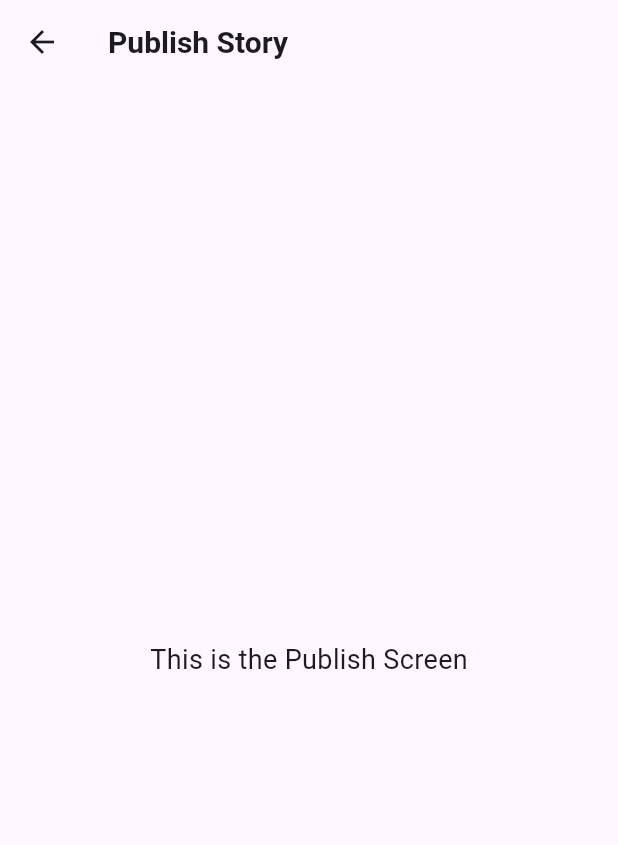
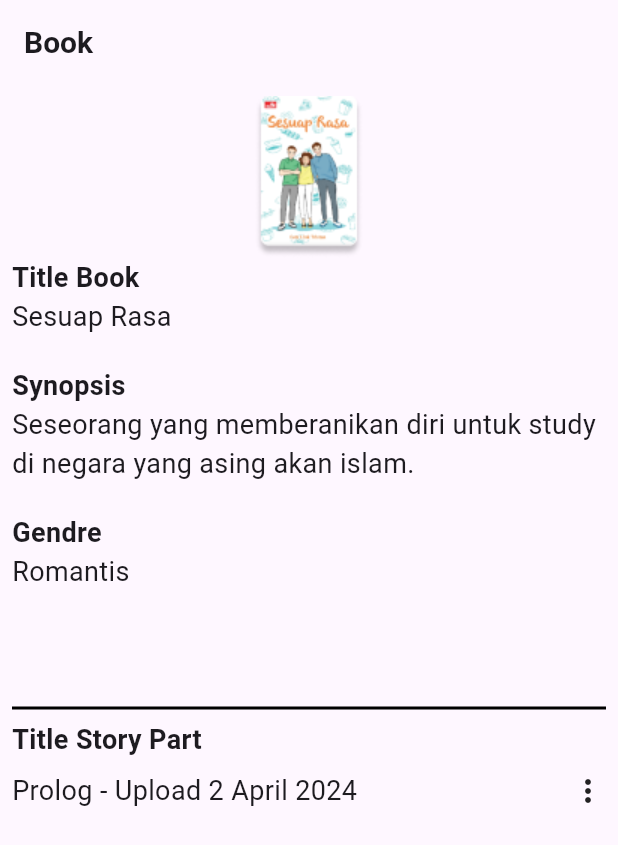
Before and after one commit to ryuukurniawan/e_literasi, a Flutter app: the PublishPage screen opened directly, on a phone screen of 412 x 824 dp. Shown: the top 845 px of the screen. Run offline on Flutter 3.47's test engine with Material 3 defaults, Android fonts, the phone set to English and light mode, and no system bars; our stand-ins replace introduction_screen.

Commit message:
Update bagian okta

```diff
--- a/lib/main_page.dart
+++ b/lib/main_page.dart
@@ -1,6 +1,6 @@
 import 'package:e_literasi/pages/arsip_page.dart';
 import 'package:e_literasi/pages/home_page.dart';
-import 'package:e_literasi/pages/profil_page.dart';
+import 'package:e_literasi/pages/edit_profil_page.dart';
 import 'package:flutter/material.dart';
 
 class MainPage extends StatefulWidget {
@@ -22,7 +22,7 @@ class _MainPageState extends State<MainPage> {
   List<Widget> pages = [
     HomePage(),
     ArsipPage(),
-    ProfilPage()
+    EditProfilePage()
   ];
 
   @override
--- a/lib/pages/hahaha.dart
+++ b/lib/pages/hahaha.dart
@@ -0,0 +1,39 @@
+import 'package:e_literasi/main_page.dart';
+import 'package:flutter/material.dart';
+
+void main() {
+  runApp(const MyApp());
+}
+
+class MyApp extends StatelessWidget {
+  const MyApp({super.key});
+
+  // This widget is the root of your application.
+  @override
+  Widget build(BuildContext context) {
+    return MaterialApp(
+      title: 'E-Literasi',
+      debugShowCheckedModeBanner: false,
+      theme: ThemeData(
+        // This is the theme of your application.
+        //
+        // TRY THIS: Try running your application with "flutter run". You'll see
+        // the application has a purple toolbar. Then, without quitting the app,
+        // try changing the seedColor in the colorScheme below to Colors.green
+        // and then invoke "hot reload" (save your changes or press the "hot
+        // reload" button in a Flutter-supported IDE, or press "r" if you used
+        // the command line to start the app).
+        //
+        // Notice that the counter didn't reset back to zero; the application
+        // state is not lost during the reload. To reset the state, use hot
+        // restart instead.
+        //
+        // This works for code too, not just values: Most code changes can be
+        // tested with just a hot reload.
+        colorScheme: ColorScheme.fromSeed(seedColor: Colors.deepPurple),
+        useMaterial3: true,
+      ),
+      home: const MainPage(),
+    );
+  }
+}
--- a/lib/pages/publish_page.dart
+++ b/lib/pages/publish_page.dart
@@ -13,19 +13,115 @@ class _PublishPageState extends State<PublishPage> {
   Widget build(BuildContext context) {
     return Scaffold(
       appBar: AppBar(
+        automaticallyImplyLeading: false,
         title: Text(
-          'Publish Story',
+          'Book',
           style: TextStyle(
             fontSize: 20,
             fontWeight: FontWeight.bold,
           ),
         ),
       ),
-      body: Center(
-        child: Text(
-          'This is the Publish Screen',
-          style: TextStyle(fontSize: 18),
-        ),
+      body: Column(
+        mainAxisAlignment: MainAxisAlignment.start,
+        children: [
+          Padding(
+            padding: const EdgeInsets.all(8.0),
+            child: Column(
+              crossAxisAlignment: CrossAxisAlignment.start,
+              children: [
+                Center(
+                  child: Image.asset('assets/novel 3.png'),
+                ),
+                Text(
+                  'Title Book',
+                  style: TextStyle(
+                    fontSize: 18,
+                    fontWeight: FontWeight.bold,
+                  ),
+                ),
+                Text(
+                  'Sesuap Rasa',
+                  style: TextStyle(
+                    fontSize: 18,
+                  ),
+                ),
+                SizedBox(
+                  height: 20,
+                ),
+                Text(
+                  'Synopsis',
+                  style: TextStyle(
+                    fontSize: 18,
+                    fontWeight: FontWeight.bold,
+                  ),
+                ),
+                Text(
+                  'Seseorang yang memberanikan diri untuk study di negara yang asing akan islam.',
+                  style: TextStyle(
+                    fontSize: 18,
+                  ),
+                ),
+                SizedBox(
+                  height: 20,
+                ),
+                Text(
+                  'Gendre',
+                  style: TextStyle(
+                    fontSize: 18,
+                    fontWeight: FontWeight.bold,
+                  ),
+                ),
+                Text(
+                  'Romantis',
+                  style: TextStyle(
+                    fontSize: 18,
+                  ),
+                ),
+                SizedBox(
+                  height: 70,
+                ),
+                Divider(
+                  thickness: 2,
+                  color: Colors.black,
+                ),
+                Column(
+                  crossAxisAlignment: CrossAxisAlignment.start,
+                  children: [
+                    Text(
+                      'Title Story Part',
+                      style: TextStyle(
+                        fontSize: 18,
+                        fontWeight: FontWeight.bold,
+                      ),
+                    ),
+                    SizedBox(
+                      height: 8,
+                    ), // Add spacing between the text and the dots
+                    Row(
+                      children: [
+                        Text(
+                          'Prolog - Upload 2 April 2024',
+                          style: TextStyle(
+                            fontSize: 18,
+                          ),
+                        ),
+                        SizedBox(
+                          width: 8,
+                        ), // Add spacing between the text and the dots
+                        Spacer(), // Spacer to push the icon to the right
+                        Icon(Icons.more_vert), // Three dots icon
+                      ],
+                    ),
+                  ],
+                ),
+              ],
+            ),
+          ),
+          Expanded(
+            child: Center(),
+          ),
+        ],
       ),
     );
   }
--- a/pubspec.yaml
+++ b/pubspec.yaml
@@ -30,7 +30,8 @@ environment:
 dependencies:
   flutter:
     sdk: flutter
-
+  introduction_screen: ^3.1.14
+  shared_preferences: ^2.2.3
 
   # The following adds the Cupertino Icons font to your application.
   # Use with the CupertinoIcons class for iOS style icons.
```
Also changed, not shown: lib/main.dart (+96 -25 lines), lib/main_penulis.dart (+2 -8 lines), lib/pages/edit_profil_page.dart (added, +195 -0 lines), lib/pages/login_page.dart (added, +124 -0 lines), lib/pages/register_page.dart (added, +134 -0 lines), pubspec.lock, 1 other file.
